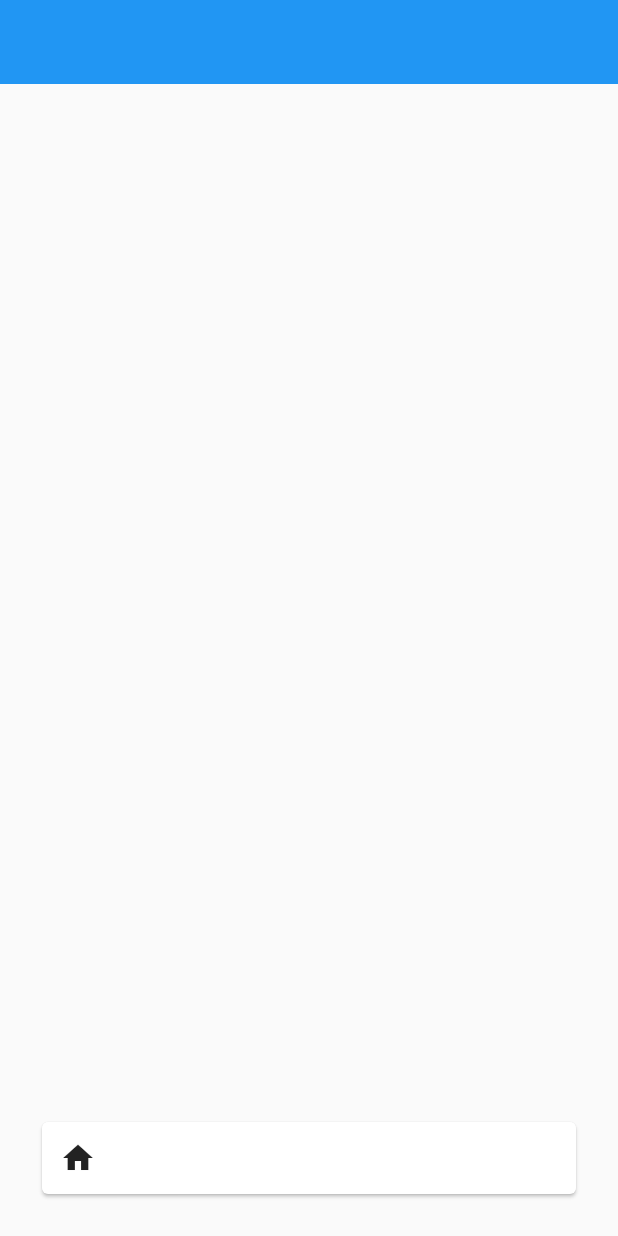
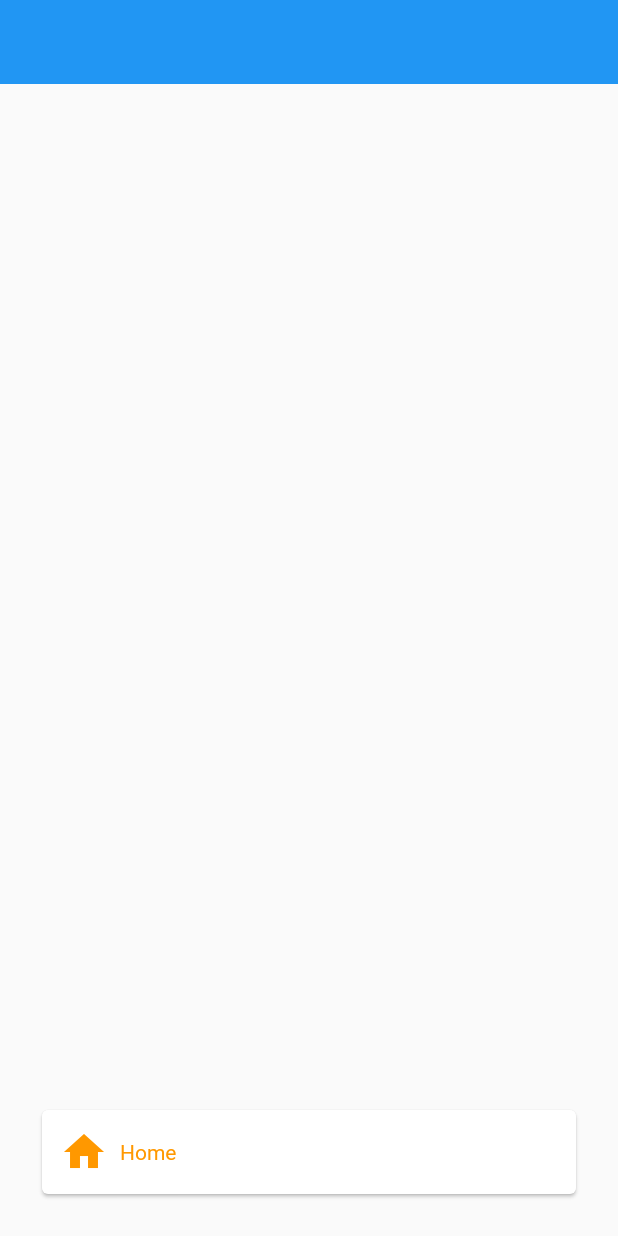
Before and after one commit to JAICHANGPARK/flutter_notebook_10th_story, a Flutter app: the screen it shows after launch, on a phone screen of 412 x 824 dp. Run offline on Flutter 3.47's test engine with Material 2 defaults, Android fonts, the phone set to English and light mode, and no system bars.

Commit message:
Update yoga_home_page.dart

```diff
--- a/lib/ep657_yoga_app/ui/yoga_home_page.dart
+++ b/lib/ep657_yoga_app/ui/yoga_home_page.dart
@@ -25,12 +25,21 @@ class _YogaHomePageState extends State<YogaHomePage> {
             right: 24,
             bottom: 24,
             child: Card(
-              child: Row(
-                children: [
-                  IconButton(
-                    icon: Icon(Icons.home), onPressed: () {  },
-                  )
-                ],
+              child: Padding(
+                padding: const EdgeInsets.all(4.0),
+                child: Row(
+                  children: [
+                    IconButton(
+                      icon: Icon(Icons.home),
+color: Colors.orange,
+                      iconSize: 32,
+                      onPressed: () {  },
+                    ),
+                    Text("Home", style: TextStyle(
+                      color: Colors.orange
+                    ),)
+                  ],
+                ),
               ),
             ),
           ),
```
